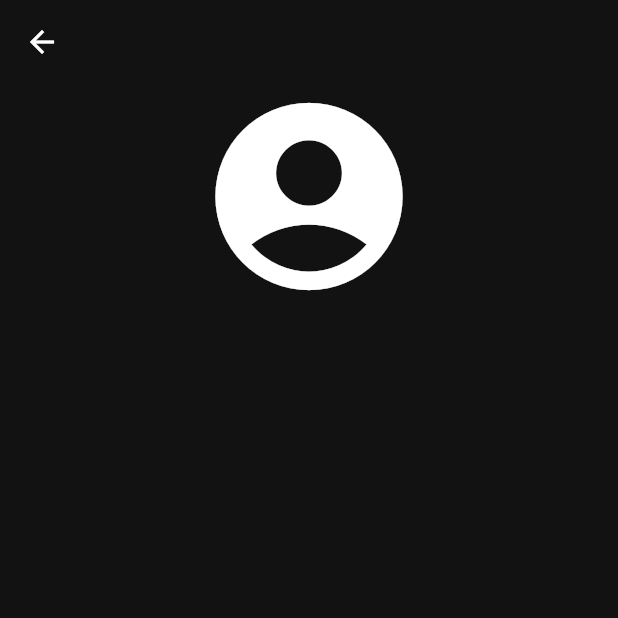
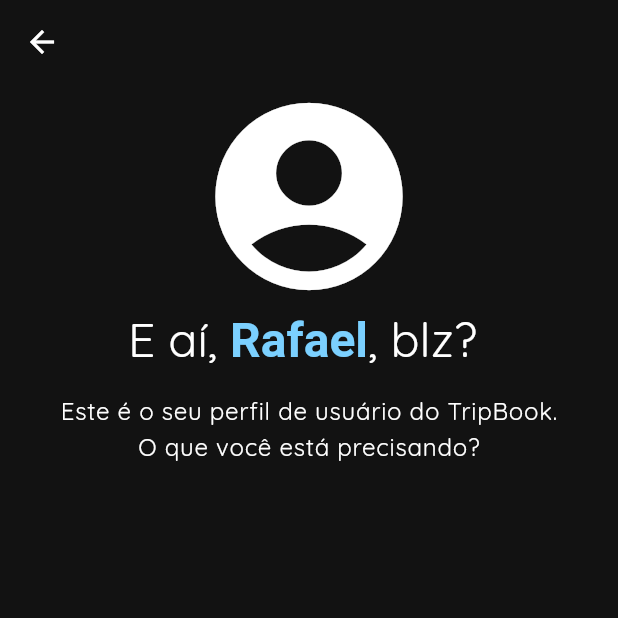
Before and after one commit to rafaelc-rb/tripbook, a Flutter app: the ProfilePage screen opened by its route, on a phone screen of 412 x 824 dp, the top half of it. Run offline on Flutter 3.47's test engine with Material 3 defaults, Android fonts, the phone set to English and light mode, and no system bars.

Commit message:
feat: textos da página de perfil adicionados

```diff
--- a/tripbook_app/lib/pages/profile.dart
+++ b/tripbook_app/lib/pages/profile.dart
@@ -5,16 +5,43 @@ class ProfilePage extends StatelessWidget {
 
   @override
   Widget build(BuildContext context) {
+    const userName = 'Rafael';
+
     return Scaffold(
       appBar: AppBar(
         backgroundColor: Colors.transparent,
       ),
-      body: const Center(
+      body: Center(
           child: Column(
         children: [
-          Icon(
+          const Icon(
             Icons.account_circle,
             size: 150.0,
+          ),
+          RichText(
+            text: TextSpan(
+              style: Theme.of(context).textTheme.headlineLarge,
+              children: <TextSpan>[
+                const TextSpan(text: 'E aí, '),
+                TextSpan(
+                  text: userName,
+                  style: TextStyle(color: Theme.of(context).colorScheme.primary)
+                      .copyWith(fontWeight: FontWeight.bold),
+                ),
+                const TextSpan(text: ', blz? '),
+              ],
+            ),
+          ),
+          const SizedBox(
+            height: 15.0,
+          ),
+          Text(
+            'Este é o seu perfil de usuário do TripBook.',
+            style: Theme.of(context).textTheme.bodyLarge,
+          ),
+          Text(
+            'O que você está precisando?',
+            style: Theme.of(context).textTheme.bodyLarge,
           ),
         ],
       )),
```
